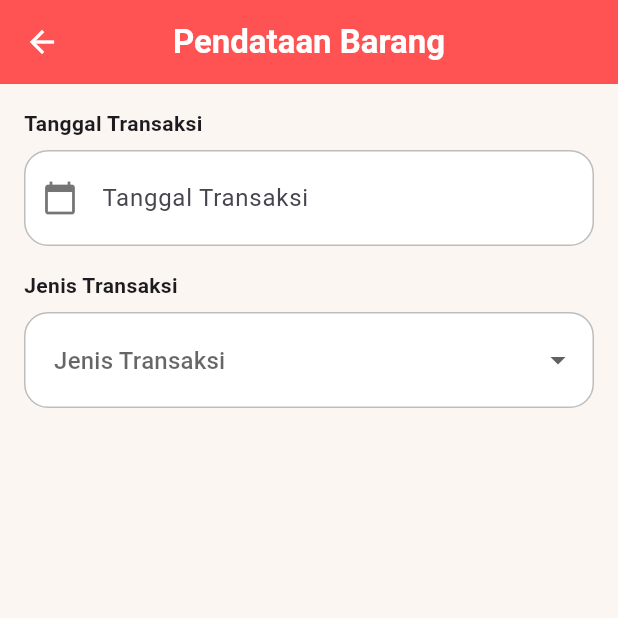
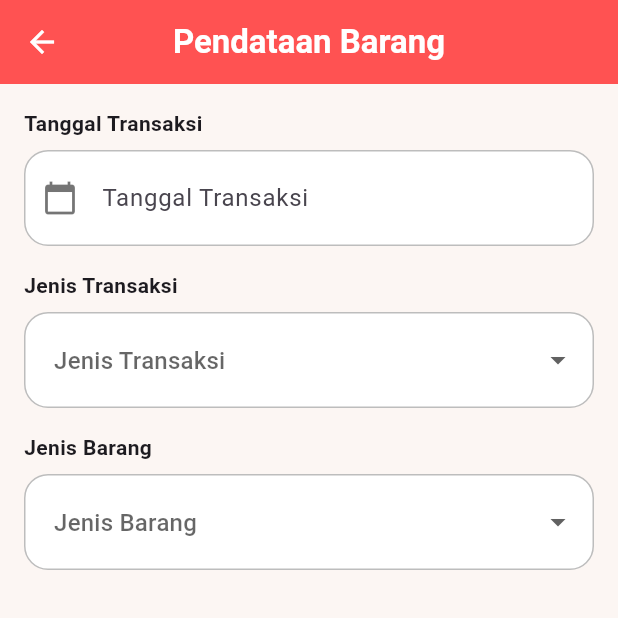
Before and after one commit to Aryaaa30/20220140114_UCP1_Flutter, a Flutter app: the PendataanBarangPage screen opened directly, on a phone screen of 412 x 824 dp, the top half of it. Run offline on Flutter 3.47's test engine with Material 3 defaults, Android fonts, the phone set to English and light mode, and no system bars.

Commit message:
Menambahkan Dropdownfield Jenis Barang

```diff
--- a/lib/barang/pendataan_barang.dart
+++ b/lib/barang/pendataan_barang.dart
@@ -104,6 +104,17 @@ class _PendataanBarangPageState extends State<PendataanBarangPage> {
                 });
               },
             ),
+            const SizedBox(height: 16),
+            buildDropdownField(
+              label: 'Jenis Barang',
+              value: selectedJenisBarang,
+              items: jenisBarangList,
+              onChanged: (value) {
+                setState(() {
+                  selectedJenisBarang = value;
+                });
+              },
+            ),
           ],
         ),
       ),
```
